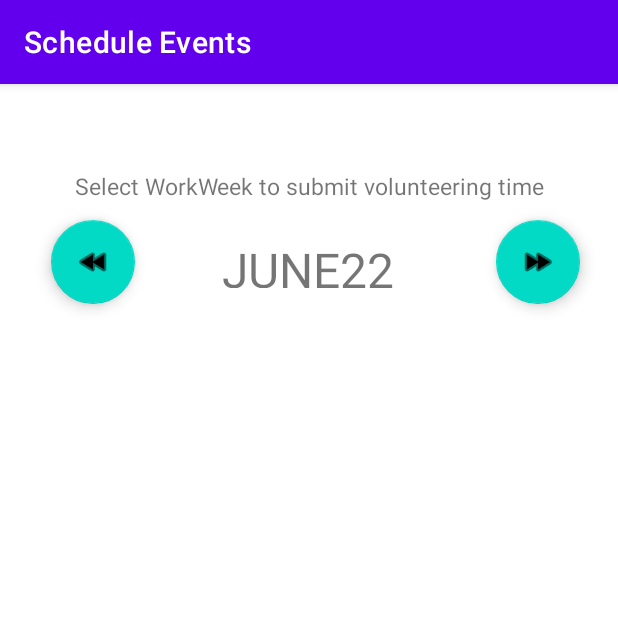
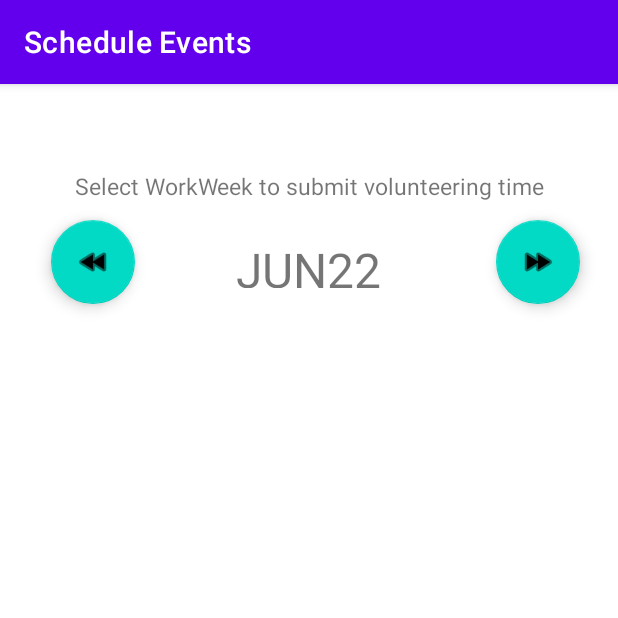
Before and after one commit to Lirseg/AndroidApp, an Android app: the NotificationsFragment screen opened through its navigation route, after a tap on an icon or button, on a phone screen of 412 x 824 dp, the top half of it. Run offline under Robolectric (Android 15) with nearby library versions, the phone set to English and light mode, and no system bars; our stand-ins replace navigation-ui; libraries missing offline, so code that uses them is left out: com.applandeo.materialcalendarview; 4 statements that could not run were skipped.

Commit message:
calendar

```diff
--- a/app/build.gradle
+++ b/app/build.gradle
@@ -31,9 +31,12 @@ android {
 
 }
 
+
+
 dependencies {
 
     implementation 'androidx.appcompat:appcompat:1.4.1'
+    implementation 'com.applandeo:material-calendar-view:1.7.0'
     implementation 'com.google.android.material:material:1.5.0'
     implementation 'androidx.constraintlayout:constraintlayout:2.1.3'
     implementation 'androidx.lifecycle:lifecycle-livedata-ktx:2.4.1'
--- a/app/src/main/java/com/example/myapplication/ui/home/HomeFragment.java
+++ b/app/src/main/java/com/example/myapplication/ui/home/HomeFragment.java
@@ -1,17 +1,27 @@
 package com.example.myapplication.ui.home;
 
+import android.graphics.Color;
+import android.graphics.drawable.Drawable;
 import android.os.Bundle;
 import android.view.LayoutInflater;
 import android.view.View;
 import android.view.ViewGroup;
+
 import android.widget.TextView;
 
 import androidx.annotation.NonNull;
 import androidx.fragment.app.Fragment;
 import androidx.lifecycle.ViewModelProvider;
 
+import com.applandeo.materialcalendarview.CalendarView;
+import com.applandeo.materialcalendarview.EventDay;
 import com.example.myapplication.R;
 import com.example.myapplication.databinding.FragmentHomeBinding;
+
+import java.time.LocalDate;
+import java.util.ArrayList;
+import java.util.Calendar;
+import java.util.List;
 
 public class HomeFragment extends Fragment {
 
@@ -27,6 +37,27 @@ public class HomeFragment extends Fragment {
 
         final TextView textView = binding.textHome;
         homeViewModel.getText().observe(getViewLifecycleOwner(), textView::setText);
+
+        List<EventDay> events = new ArrayList<EventDay>();
+        LocalDate today = null;
+        Calendar calendar = Calendar.getInstance();
+        if (android.os.Build.VERSION.SDK_INT >= android.os.Build.VERSION_CODES.O) {
+            today = LocalDate.now();
+
+
+        }
+        calendar.set(2022, 4, 10);
+
+
+
+
+        events.add(new EventDay(calendar, R.drawable.sample_icon, Color.parseColor("#228B22")));
+
+        CalendarView calendarView = (CalendarView) root.findViewById(R.id.calendarView);
+        calendarView.setEvents(events);
+
+
+
         return root;
     }
 
--- a/app/src/main/java/com/example/myapplication/ui/notifications/NotificationsFragment.java
+++ b/app/src/main/java/com/example/myapplication/ui/notifications/NotificationsFragment.java
@@ -52,11 +52,11 @@ public class NotificationsFragment extends Fragment {
         View.OnClickListener plusMonth = new View.OnClickListener() {
             public void onClick(View v) {
                 TextView textView3 = root.findViewById(R.id.ScheduleTime );
-                textView3.setText("asdasdasdasd");
+
                 if (android.os.Build.VERSION.SDK_INT >= android.os.Build.VERSION_CODES.O) {
                     showing=showing.plusMonths(1);
 
-                    textView3.setText(showing.getMonth().toString()+showing.getYear()%100);
+                    textView3.setText(showing.getMonth().toString().substring(0,3)+showing.getYear()%100);
                 }
 
             }
@@ -65,11 +65,11 @@ public class NotificationsFragment extends Fragment {
         View.OnClickListener minusMonth = new View.OnClickListener() {
             public void onClick(View v) {
                 TextView textView3 = root.findViewById(R.id.ScheduleTime );
-                textView3.setText("asdasdasdasd");
+
                 if (android.os.Build.VERSION.SDK_INT >= android.os.Build.VERSION_CODES.O) {
                     showing=showing.minusMonths(1);
 
-                    textView3.setText(showing.getMonth().toString()+showing.getYear()%100);
+                    textView3.setText(showing.getMonth().toString().substring(0,3)+showing.getYear()%100);
                 }
 
             }
@@ -83,7 +83,7 @@ public class NotificationsFragment extends Fragment {
         if (Build.VERSION.SDK_INT >= Build.VERSION_CODES.O) {
             now = LocalDateTime.now();
             showing=now;
-            textView2.setText(now.getMonth().toString()+now.getYear()%100);
+            textView2.setText(now.getMonth().toString().substring(0,3)+now.getYear()%100);
 
         }
 
--- /dev/null
+++ b/app/src/main/res/drawable/sample_icon.xml
@@ -0,0 +1,12 @@
+<?xml version="1.0" encoding="utf-8"?>
+<shape
+    xmlns:android="http://schemas.android.com/apk/res/android"
+    android:shape="oval">
+
+    <solid
+        android:color="#00D019"/>
+
+    <size
+        android:width="120dp"
+        android:height="120dp"/>
+</shape>
--- a/build.gradle
+++ b/build.gradle
@@ -1,9 +1,13 @@
 // Top-level build file where you can add configuration options common to all sub-projects/modules.
+
+
 plugins {
     id 'com.android.application' version '7.1.3' apply false
     id 'com.android.library' version '7.1.3' apply false
 }
 
+
+
 task clean(type: Delete) {
     delete rootProject.buildDir
 }
--- a/settings.gradle
+++ b/settings.gradle
@@ -10,6 +10,7 @@ dependencyResolutionManagement {
     repositories {
         google()
         mavenCentral()
+        jcenter()
     }
 }
 rootProject.name = "My Application"
```
Also changed, not shown: app/src/main/res/layout/fragment_home.xml (+18 -12 lines).
